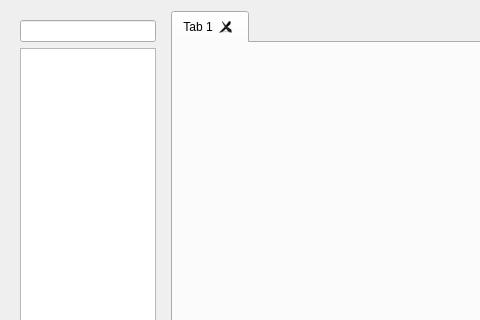
The window that src/query/queryscreen.ui (Crissium/SilverDict-desktop) describes before a commit, drawn with Qt 5; both pictures show x 0 to 480 and y 0 to 320 of the 806 by 559 pixel window.
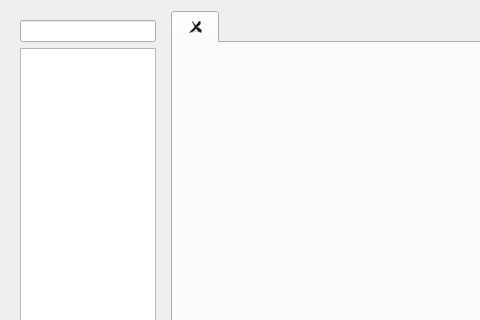
The same window after the commit. Custom widgets are drawn as their Qt base class.

The edit to the form file:
```diff
--- a/src/query/queryscreen.ui
+++ b/src/query/queryscreen.ui
@@ -39,7 +39,7 @@
      </property>
      <widget class="ArticleView" name="tab">
       <attribute name="title">
-       <string>Tab 1</string>
+          <string/>
       </attribute>
      </widget>
     </widget>
```
